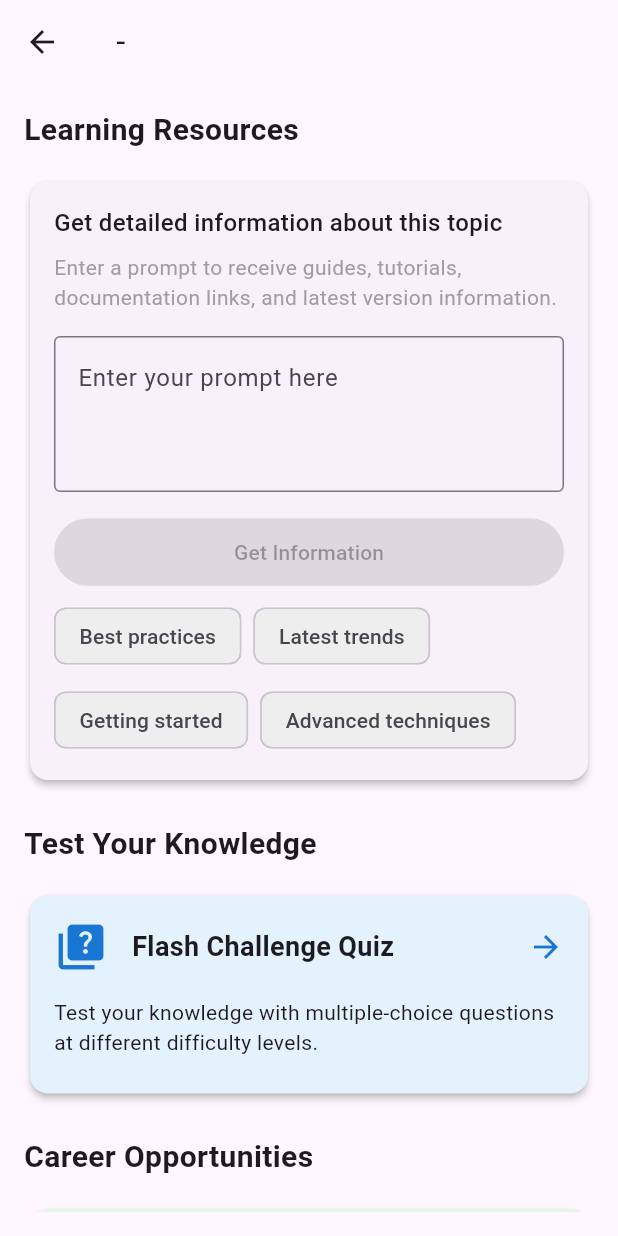
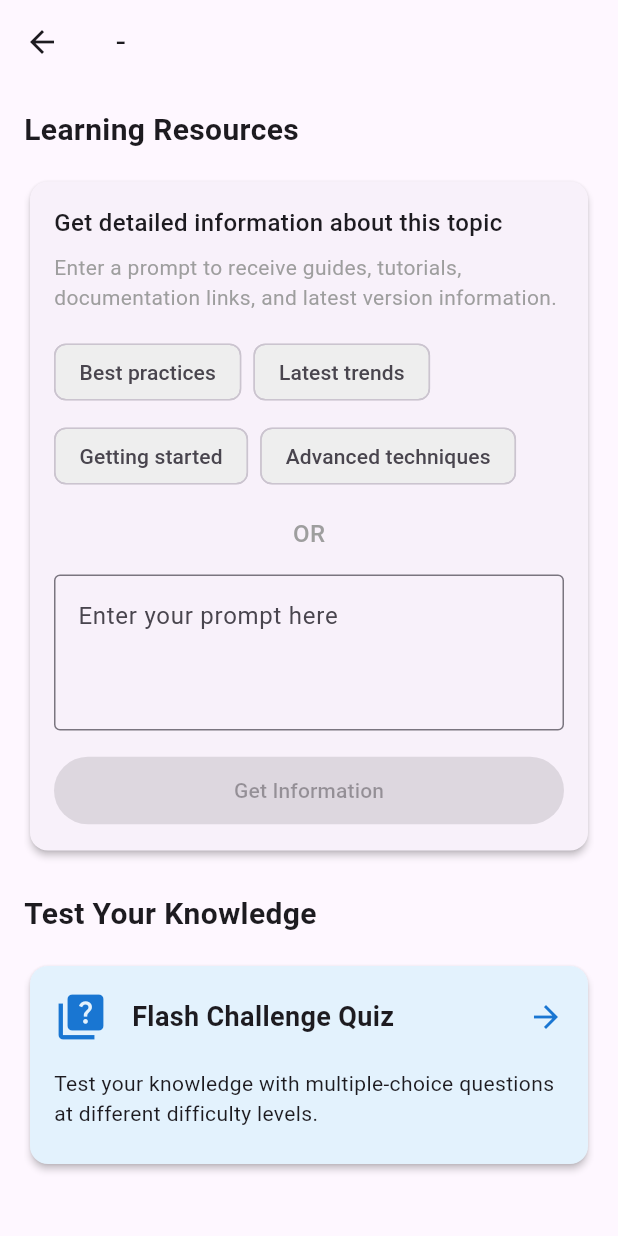
Before and after one commit to nikbehl/firebaseproject, a Flutter app: the PromptScreen screen opened directly with empty values, on a phone screen of 412 x 824 dp. Run offline on Flutter 3.47's test engine with Material 3 defaults, Android fonts, the phone set to English and light mode, and no system bars; our stand-ins replace get, permission_handler, shared_preferences; missing offline and left inert: android_intent_plus; accounts and stored records are empty; network calls fail.

Commit message:
permission handler and prompt screen changes

```diff
--- a/lib/controllers/job_controller.dart
+++ b/lib/controllers/job_controller.dart
@@ -11,7 +11,7 @@ class JobController extends GetxController {
 
   // API key (Consider using environment variables or secure storage in production)
   final String apiKey =
-      "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";
+      "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";
   final String apiUrl = "https://api.groq.com/openai/v1/chat/completions";
 
   // Fetch job listings based on profession and category
--- a/lib/controllers/quiz_controller.dart
+++ b/lib/controllers/quiz_controller.dart
@@ -17,7 +17,7 @@ class QuizController extends GetxController {
 
   // API key (Consider using environment variables or secure storage in production)
   final String apiKey =
-      "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";
+      "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";
   final String apiUrl = "https://api.groq.com/openai/v1/chat/completions";
 
   // Reset quiz state
--- a/lib/controllers/tech_guide_controller.dart
+++ b/lib/controllers/tech_guide_controller.dart
@@ -11,7 +11,7 @@ class TechGuideController extends GetxController {
 
   // API key (Consider using environment variables or secure storage in production)
   final String apiKey =
-      "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";
+      "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";
   final String apiUrl = "https://api.groq.com/openai/v1/chat/completions";
 
   // Fetch data from the API
--- a/lib/screens/prompt_screen.dart
+++ b/lib/screens/prompt_screen.dart
@@ -75,7 +75,38 @@ class PromptScreen extends StatelessWidget {
                               ),
                             ),
                             const SizedBox(height: 16),
+                            Wrap(
+                              spacing: 8,
+                              runSpacing: 8,
+                              children: [
+                                _buildSuggestionChip('Best practices',
+                                    textController, promptController),
+                                _buildSuggestionChip('Latest trends',
+                                    textController, promptController),
+                                _buildSuggestionChip('Getting started',
+                                    textController, promptController),
+                                _buildSuggestionChip('Advanced techniques',
+                                    textController, promptController),
+                              ],
+                            ),
 
+                            const SizedBox(height: 16),
+
+                            // "Or" text
+                            const Center(
+                              child: Text(
+                                'OR',
+                                style: TextStyle(
+                                  fontSize: 16,
+                                  fontWeight: FontWeight.w500,
+                                  color: Colors.grey,
+                                ),
+                              ),
+                            ),
+
+                            const SizedBox(height: 16),
+
+                            // TextField moved here
                             TextField(
                               controller: textController,
                               decoration: const InputDecoration(
@@ -88,7 +119,6 @@ class PromptScreen extends StatelessWidget {
                               },
                             ),
                             const SizedBox(height: 16),
-
                             Obx(() => ElevatedButton(
                                   onPressed: promptController.isPromptValid()
                                       ? () {
@@ -107,23 +137,34 @@ class PromptScreen extends StatelessWidget {
                                   child: const Text('Get Information'),
                                 )),
 
-                            const SizedBox(height: 8),
+                            // TextField(
+                            //   controller: textController,
+                            //   decoration: const InputDecoration(
+                            //     hintText: 'Enter your prompt here',
+                            //     border: OutlineInputBorder(),
+                            //   ),
+                            //   maxLines: 3,
+                            //   onChanged: (value) {
+                            //     promptController.setPrompt(value);
+                            //   },
+                            // ),
+                            // const SizedBox(height: 16),
 
-                            // Prompt suggestions
-                            Wrap(
-                              spacing: 8,
-                              runSpacing: 8,
-                              children: [
-                                _buildSuggestionChip('Best practices',
-                                    textController, promptController),
-                                _buildSuggestionChip('Latest trends',
-                                    textController, promptController),
-                                _buildSuggestionChip('Getting started',
-                                    textController, promptController),
-                                _buildSuggestionChip('Advanced techniques',
-                                    textController, promptController),
-                              ],
-                            ),
+                            // // Prompt suggestions
+                            // Wrap(
+                            //   spacing: 8,
+                            //   runSpacing: 8,
+                            //   children: [
+                            //     _buildSuggestionChip('Best practices',
+                            //         textController, promptController),
+                            //     _buildSuggestionChip('Latest trends',
+                            //         textController, promptController),
+                            //     _buildSuggestionChip('Getting started',
+                            //         textController, promptController),
+                            //     _buildSuggestionChip('Advanced techniques',
+                            //         textController, promptController),
+                            //   ],
+                            // ),
                           ],
                         ),
                       ),
@@ -335,10 +376,14 @@ class PromptScreen extends StatelessWidget {
     return InputChip(
       label: Text(label),
       onPressed: () {
-        // Set the suggestion as the prompt
-        textController.text =
-            "Tell me about $label for $category in $profession";
-        promptController.setPrompt(textController.text);
+        final promptText = "Tell me about $label for $category in $profession";
+
+        // Navigate directly to data display screen with the selected prompt
+        Get.to(() => DataDisplayScreen(
+              profession: profession,
+              category: category,
+              prompt: promptText,
+            ));
       },
       backgroundColor: Colors.grey.shade200,
     );
--- a/lib/utils/profession_card.dart
+++ b/lib/utils/profession_card.dart
@@ -15,6 +15,7 @@ class ProfessionCard extends StatelessWidget {
     required this.status,
     required this.icon,
     required this.color,
+    required Future<Null> Function() onTap,
   });
 
   @override
--- a/pubspec.yaml
+++ b/pubspec.yaml
@@ -30,6 +30,8 @@ environment:
 dependencies:
   flutter:
     sdk: flutter
+  permission_handler: ^12.0.0+1
+  android_intent_plus: ^5.3.0
 
 
 
```
Also changed, not shown: lib/main.dart (+113 -1 lines), lib/screens/data_display_screen.dart (+5 -4 lines), pubspec.lock, 3 other files.
